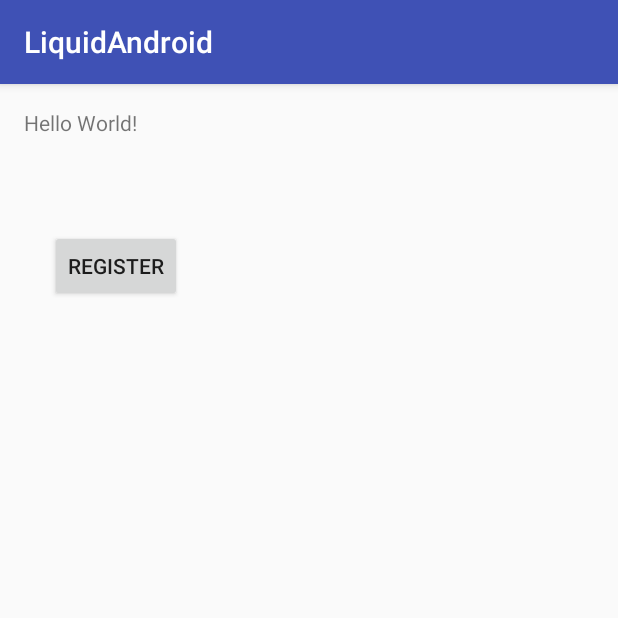
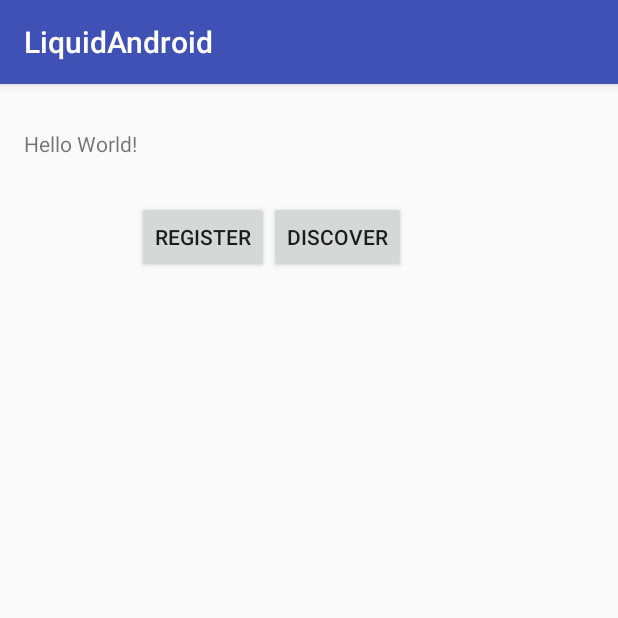
Before and after one commit to mola15/LiquidAndroid, an Android app: the screen it shows after launch (MainActivity), on a phone screen of 412 x 824 dp, the top half of it. Run offline under Robolectric (Android 15) with nearby library versions, the phone set to English and light mode, and no system bars; network calls fail; 10 statements that could not run were skipped.

```diff
--- a/app/src/main/java/it/polimi/molinaroli/liquidandroid/Logic/NsdHelper.java
+++ b/app/src/main/java/it/polimi/molinaroli/liquidandroid/Logic/NsdHelper.java
@@ -27,7 +27,7 @@ public class NsdHelper {
     NsdManager.ResolveListener mResolveListener;
     NsdManager.DiscoveryListener mDiscoveryListener;
     NsdManager.RegistrationListener mRegistrationListener;
-    public static final String SERVICE_TYPE = "_http._tcp.";
+    public static final String SERVICE_TYPE = "_liquid._tcp.";
     public static final String TAG = "NsdHelper";
     public String mServiceName = "Liquid";
     NsdServiceInfo mService;
--- a/app/src/main/java/it/polimi/molinaroli/liquidandroid/MainActivity.java
+++ b/app/src/main/java/it/polimi/molinaroli/liquidandroid/MainActivity.java
@@ -6,6 +6,7 @@ import android.os.AsyncTask;
 import android.support.v7.app.AppCompatActivity;
 import android.os.Bundle;
 import android.util.Log;
+import android.view.View;
 import android.widget.Button;
 
 import it.polimi.molinaroli.liquidandroid.Logic.Client;
@@ -43,10 +44,13 @@ public class MainActivity extends AppCompatActivity {
         helper.initializeNsd();
         helper.registerService(server.getmLocalPort());
         Log.d("local port"," " + server.getmLocalPort());
-        helper.discoverServices();
         Log.d("activity","executed");
-        helper.discoverServices();
-
-
+        discover = (Button) findViewById(R.id.discover);
+        discover.setOnClickListener(new View.OnClickListener() {
+            @Override
+            public void onClick(View v) {
+                helper.discoverServices();
+            }
+        });
     }
 }
--- a/app/src/main/res/layout/activity_main.xml
+++ b/app/src/main/res/layout/activity_main.xml
@@ -1,5 +1,5 @@
 <?xml version="1.0" encoding="utf-8"?>
-<RelativeLayout xmlns:android="http://schemas.android.com/apk/res/android"
+<LinearLayout xmlns:android="http://schemas.android.com/apk/res/android"
     xmlns:tools="http://schemas.android.com/tools"
     android:id="@+id/activity_main"
     android:layout_width="match_parent"
@@ -17,21 +17,22 @@
         android:id="@+id/textView" />
 
     <Button
-        android:text="register"
+    android:text="register"
+    android:layout_width="wrap_content"
+    android:layout_height="wrap_content"
+    android:layout_marginTop="62dp"
+    android:id="@+id/register"
+    android:layout_below="@+id/textView"
+    android:layout_centerHorizontal="true" />
+    <Button
+        android:text="discover"
         android:layout_width="wrap_content"
         android:layout_height="wrap_content"
+        android:layout_marginTop="62dp"
+        android:id="@+id/discover"
         android:layout_below="@+id/textView"
-        android:layout_alignParentStart="true"
-        android:layout_marginStart="17dp"
-        android:layout_marginTop="62dp"
-        android:id="@+id/register" />
+        android:layout_centerHorizontal="true" />
 
-    android:text="discover"
-    android:layout_width="wrap_content"
-    android:layout_height="wrap_content"
-    android:layout_below="@+id/textView"
-    android:layout_alignParentStart="true"
-    android:layout_marginStart="17dp"
-    android:layout_marginTop="62dp"
-    android:id="@+id/discover" />
-</RelativeLayout>
+
+
+</LinearLayout>
--- a/build.gradle
+++ b/build.gradle
@@ -5,7 +5,7 @@ buildscript {
         jcenter()
     }
     dependencies {
-        classpath 'com.android.tools.build:gradle:2.2.2'
+        classpath 'com.android.tools.build:gradle:2.2.3'
 
         // NOTE: Do not place your application dependencies here; they belong
         // in the individual module build.gradle files
```
Also changed, not shown: 12 other files.
